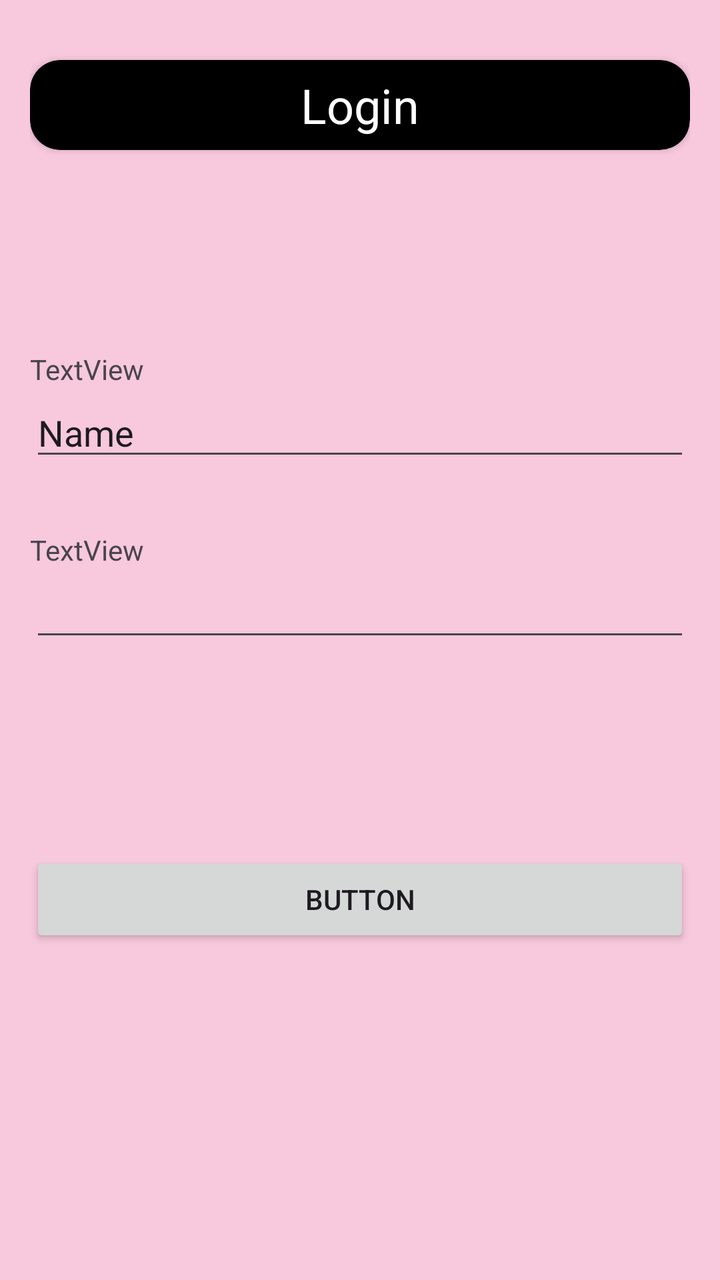
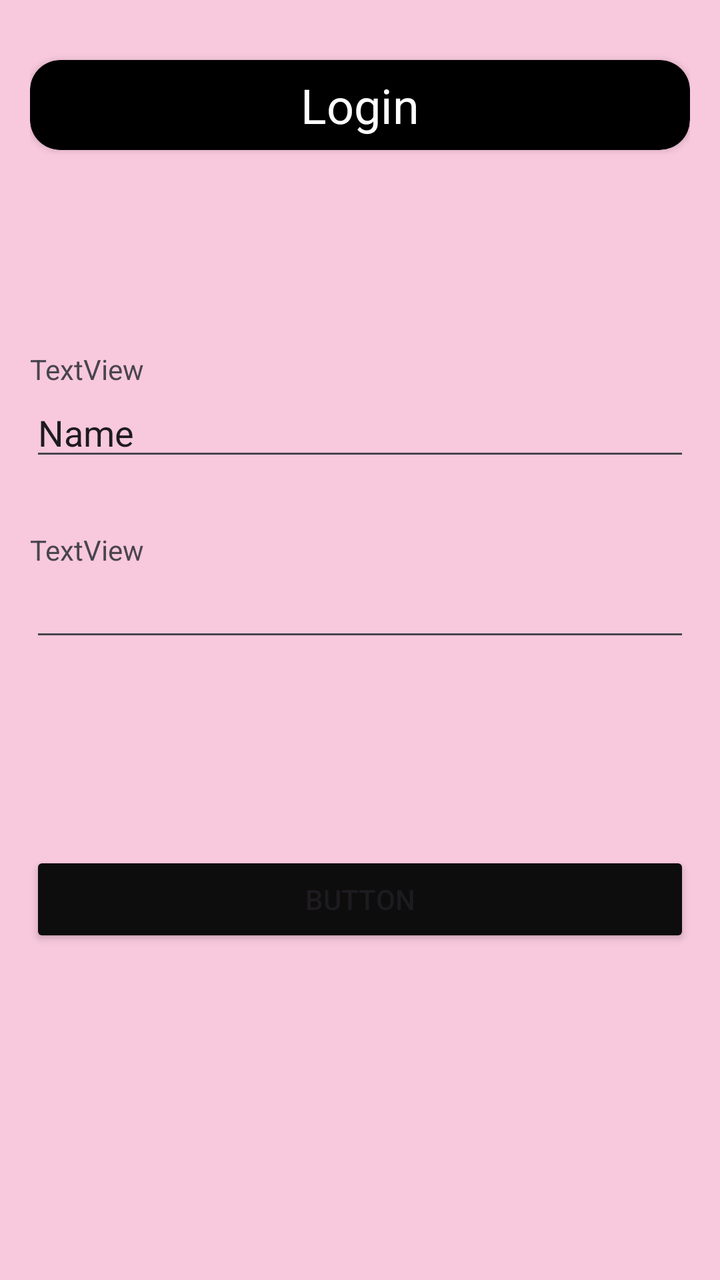

The first picture is an Android layout as it rendered before a commit; the second is the same layout after the commit. The layout source and the unified diff follow.
<!-- AndroidManifest.xml: application theme Theme.PiggyApp -->
<!-- res/layout/activity_login.xml -->
<?xml version="1.0" encoding="utf-8"?>
<androidx.constraintlayout.widget.ConstraintLayout xmlns:android="http://schemas.android.com/apk/res/android"
    xmlns:app="http://schemas.android.com/apk/res-auto"
    xmlns:tools="http://schemas.android.com/tools"
    android:id="@+id/main"
    android:layout_width="match_parent"
    android:layout_height="match_parent"
    android:background="@color/piggy_pink"
    tools:context=".login">

    <LinearLayout
        android:layout_width="330dp"
        android:layout_height="match_parent"
        android:gravity="center_horizontal"
        android:orientation="vertical"
        app:layout_constraintEnd_toEndOf="parent"
        app:layout_constraintStart_toStartOf="parent">

        <Space
            android:layout_width="match_parent"
            android:layout_height="30dp" />

        <androidx.cardview.widget.CardView
            android:layout_width="match_parent"
            android:layout_height="45dp"
            app:cardBackgroundColor="@color/piggy_black"
            app:cardCornerRadius="15dp">

            <TextView
                android:id="@+id/textView"
                android:layout_width="wrap_content"
                android:layout_height="wrap_content"
                android:layout_gravity="center_horizontal|center_vertical"
                android:text="Login"
                android:textColor="@color/piggy_white"
                android:textSize="24sp" />
        </androidx.cardview.widget.CardView>

        <Space
            android:layout_width="match_parent"
            android:layout_height="100dp" />

        <TextView
            android:id="@+id/textView2"
            android:layout_width="match_parent"
            android:layout_height="wrap_content"
            android:text="TextView" />

        <EditText
            android:id="@+id/editTextText"
            android:layout_width="match_parent"
            android:layout_height="wrap_content"
            android:ems="10"
            android:inputType="text"
            android:text="Name" />

        <Space
            android:layout_width="match_parent"
            android:layout_height="30dp" />

        <TextView
            android:id="@+id/textView3"
            android:layout_width="match_parent"
            android:layout_height="wrap_content"
            android:text="TextView" />

        <EditText
            android:id="@+id/editTextTextPassword"
            android:layout_width="match_parent"
            android:layout_height="wrap_content"
            android:ems="10"
            android:inputType="textPassword" />

        <Space
            android:layout_width="match_parent"
            android:layout_height="100dp" />

        <Button
            android:id="@+id/button2"
            android:layout_width="match_parent"
            android:layout_height="wrap_content"
            android:text="Button" />

    </LinearLayout>
</androidx.constraintlayout.widget.ConstraintLayout>
<!-- resources referenced by this layout -->
<resources>
  <color name="piggy_black">#000000</color>
  <color name="piggy_pink">#F8C8DC</color>
  <color name="piggy_white">#FFFFFF</color>
  <style name="Theme.PiggyApp" parent="Base.Theme.PiggyApp" />
  <style name="Base.Theme.PiggyApp" parent="Theme.Material3.DayNight.NoActionBar">
          
          
      </style>
</resources>

<!-- the commit's change to res/layout/activity_login.xml (unified diff, before → after) -->
@@ -79,6 +79,7 @@
             android:id="@+id/button2"
             android:layout_width="match_parent"
             android:layout_height="wrap_content"
+            android:backgroundTint="#0D0D0D"
             android:text="Button" />
 
     </LinearLayout>
